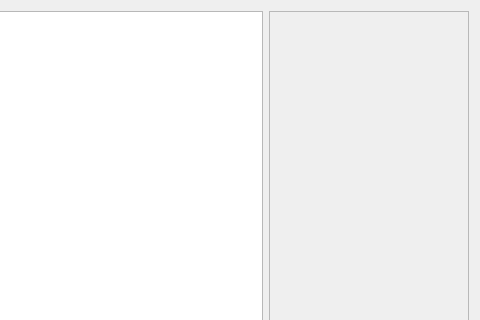
First picture: the form in gui/qt/filtering.ui, repository BetaRavener/TeethCV, before the edit; both pictures show x 520 to 1000 and y 0 to 320 of the 1000 by 600 pixel window.
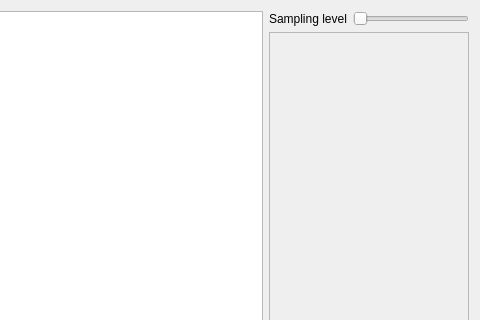
Second picture: the form after the edit.

The edit to the form file:
```diff
--- a/gui/qt/filtering.ui
+++ b/gui/qt/filtering.ui
@@ -20,6 +20,50 @@
       <widget class="QGraphicsView" name="graphicsView"/>
      </item>
      <item>
+      <layout class="QVBoxLayout" name="verticalLayout_3">
+       <property name="leftMargin">
+        <number>0</number>
+       </property>
+       <item>
+        <layout class="QHBoxLayout" name="horizontalLayout_3">
+         <property name="topMargin">
+          <number>0</number>
+         </property>
+         <item>
+          <widget class="QLabel" name="label">
+           <property name="sizePolicy">
+            <sizepolicy hsizetype="Fixed" vsizetype="Preferred">
+             <horstretch>0</horstretch>
+             <verstretch>0</verstretch>
+            </sizepolicy>
+           </property>
+           <property name="text">
+            <string>Sampling level</string>
+           </property>
+          </widget>
+         </item>
+         <item>
+          <widget class="QSlider" name="levelSlider">
+           <property name="sizePolicy">
+            <sizepolicy hsizetype="Preferred" vsizetype="Fixed">
+             <horstretch>0</horstretch>
+             <verstretch>0</verstretch>
+            </sizepolicy>
+           </property>
+           <property name="minimumSize">
+            <size>
+             <width>0</width>
+             <height>0</height>
+            </size>
+           </property>
+           <property name="orientation">
+            <enum>Qt::Horizontal</enum>
+           </property>
+          </widget>
+         </item>
+        </layout>
+       </item>
+       <item>
       <widget class="QScrollArea" name="scrollArea">
        <property name="sizePolicy">
         <sizepolicy hsizetype="Fixed" vsizetype="Expanding">
@@ -48,12 +92,14 @@
           <x>0</x>
           <y>0</y>
           <width>198</width>
-          <height>549</height>
+            <height>517</height>
          </rect>
         </property>
         <layout class="QVBoxLayout" name="verticalLayout_2"/>
        </widget>
       </widget>
+       </item>
+      </layout>
      </item>
     </layout>
    </item>
```
Lines whose indentation alone changed are shown as unchanged.
